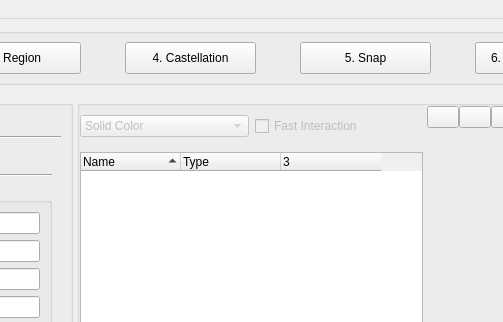
Old version of the form view/main_window/main_window.ui in the repository nextfoam/baram; both pictures show x 420 to 923 and y 0 to 322 of the 1221 by 891 pixel window.
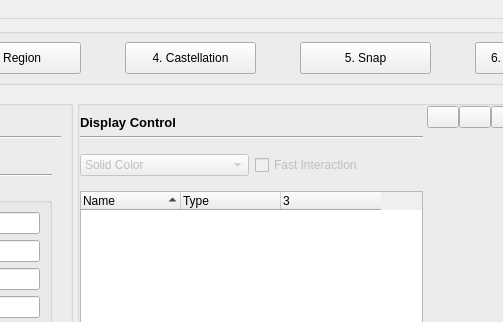
New version of the form. Icons and pictures are not drawn. Custom widgets are drawn as their Qt base class.

Commit message: Adjust width

The edit to the form file:
```diff
--- a/view/main_window/main_window.ui
+++ b/view/main_window/main_window.ui
@@ -2199,11 +2199,31 @@
               </property>
               <layout class="QVBoxLayout" name="verticalLayout_3">
                <property name="topMargin">
-                <number>0</number>
+                <number>9</number>
                </property>
                <property name="bottomMargin">
                 <number>0</number>
                </property>
+               <item>
+                <widget class="QLabel" name="label_61">
+                 <property name="font">
+                  <font>
+                   <pointsize>10</pointsize>
+                   <bold>true</bold>
+                  </font>
+                 </property>
+                 <property name="text">
+                  <string>Display Control</string>
+                 </property>
+                </widget>
+               </item>
+               <item>
+                <widget class="Line" name="line_10">
+                 <property name="orientation">
+                  <enum>Qt::Horizontal</enum>
+                 </property>
+                </widget>
+               </item>
                <item>
                 <widget class="QWidget" name="widget_23" native="true">
                  <layout class="QHBoxLayout" name="horizontalLayout_14">
```
